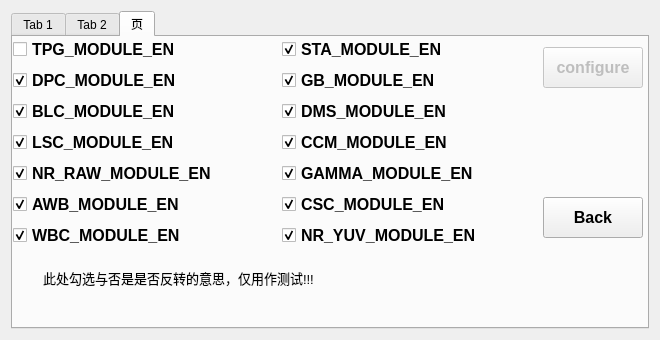
Before: the Qt Designer form Link_tab/debug.ui in HuJingwen1211/MCISP, drawn with Qt 5.
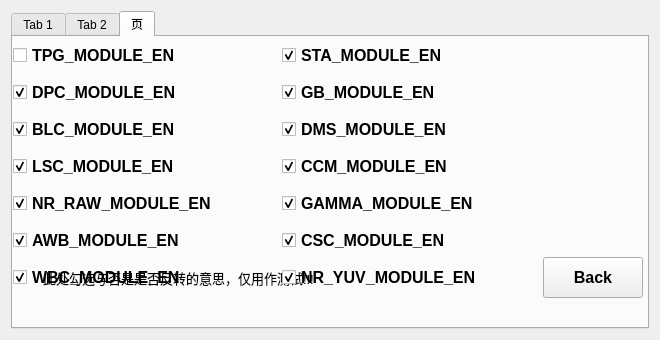
After: the same form once the commit is applied.

What changed in the file:
```diff
--- a/Link_tab/debug.ui
+++ b/Link_tab/debug.ui
@@ -539,42 +539,11 @@
       <attribute name="title">
        <string>页</string>
       </attribute>
-      <widget class="QPushButton" name="isp_cfg_btn">
-       <property name="enabled">
-        <bool>false</bool>
-       </property>
-       <property name="geometry">
-        <rect>
-         <x>530</x>
-         <y>10</y>
-         <width>100</width>
-         <height>41</height>
-        </rect>
-       </property>
-       <property name="minimumSize">
-        <size>
-         <width>100</width>
-         <height>40</height>
-        </size>
-       </property>
-       <property name="font">
-        <font>
-         <pointsize>12</pointsize>
-         <bold>true</bold>
-        </font>
-       </property>
-       <property name="text">
-        <string>configure</string>
-       </property>
-       <property name="checkable">
-        <bool>false</bool>
-       </property>
-      </widget>
       <widget class="QPushButton" name="isp_back_btn">
        <property name="geometry">
         <rect>
          <x>530</x>
-         <y>160</y>
+         <y>220</y>
          <width>100</width>
          <height>41</height>
         </rect>
@@ -619,7 +588,7 @@
          <x>0</x>
          <y>0</y>
          <width>531</width>
-         <height>211</height>
+         <height>261</height>
         </rect>
        </property>
        <layout class="QGridLayout" name="gridLayout">
```
Left out of the diff: 2 changed lines with no effect on the pictures.
